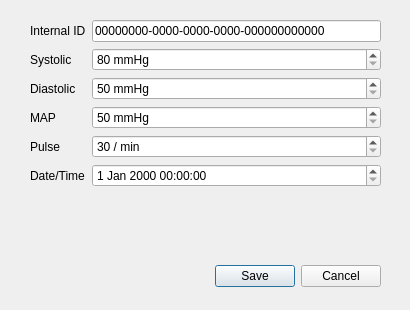
The window that ui/MeasurementModal.ui (MixusMinimax/cxx-qt-widgets-example) describes before a commit, drawn with Qt 5.
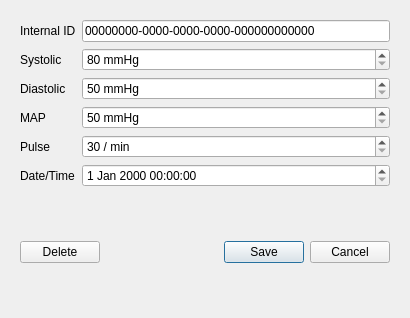
The same window after the commit. Icons and pictures are not drawn.

Commit message: Implement delete

Patch:
```diff
--- a/ui/MeasurementModal.ui
+++ b/ui/MeasurementModal.ui
@@ -7,9 +7,15 @@
     <x>0</x>
     <y>0</y>
     <width>410</width>
-    <height>310</height>
+    <height>318</height>
    </rect>
   </property>
+  <property name="sizePolicy">
+   <sizepolicy hsizetype="Preferred" vsizetype="Preferred">
+    <horstretch>0</horstretch>
+    <verstretch>0</verstretch>
+   </sizepolicy>
+  </property>
   <property name="windowTitle">
    <string>MeasurementModal</string>
   </property>
@@ -19,29 +25,36 @@
     border-color: darkgray;
 }</string>
   </property>
-  <widget class="QDialogButtonBox" name="buttonBox">
-   <property name="geometry">
-    <rect>
-     <x>30</x>
-     <y>260</y>
-     <width>351</width>
-     <height>32</height>
-    </rect>
+  <layout class="QVBoxLayout" name="verticalLayout">
+   <property name="spacing">
+    <number>20</number>
    </property>
-   <property name="standardButtons">
-    <set>QDialogButtonBox::StandardButton::Cancel|QDialogButtonBox::StandardButton::Save</set>
+   <property name="leftMargin">
+    <number>20</number>
    </property>
-  </widget>
-  <widget class="QWidget" name="formLayoutWidget">
-   <property name="geometry">
-    <rect>
-     <x>30</x>
-     <y>20</y>
-     <width>351</width>
-     <height>224</height>
-    </rect>
+   <property name="topMargin">
+    <number>20</number>
    </property>
+   <property name="rightMargin">
+    <number>20</number>
+   </property>
+   <property name="bottomMargin">
+    <number>20</number>
+   </property>
+   <item>
    <layout class="QFormLayout" name="formLayout">
+     <property name="horizontalSpacing">
+      <number>6</number>
+     </property>
+     <property name="verticalSpacing">
+      <number>6</number>
+     </property>
+     <property name="leftMargin">
+      <number>0</number>
+     </property>
+     <property name="rightMargin">
+      <number>0</number>
+     </property>
     <item row="1" column="0">
      <widget class="QLabel" name="systolicLabel">
       <property name="text">
@@ -202,7 +215,46 @@
      </widget>
     </item>
    </layout>
-  </widget>
+   </item>
+   <item>
+    <widget class="QWidget" name="bottomBar" native="true">
+     <layout class="QHBoxLayout" name="horizontalLayout">
+      <property name="spacing">
+       <number>0</number>
+      </property>
+      <property name="leftMargin">
+       <number>0</number>
+      </property>
+      <property name="topMargin">
+       <number>0</number>
+      </property>
+      <property name="rightMargin">
+       <number>0</number>
+      </property>
+      <property name="bottomMargin">
+       <number>0</number>
+      </property>
+      <item>
+       <widget class="QPushButton" name="deleteButton">
+        <property name="text">
+         <string>Delete</string>
+        </property>
+        <property name="icon">
+         <iconset theme="QIcon::ThemeIcon::EditDelete"/>
+        </property>
+       </widget>
+      </item>
+      <item>
+       <widget class="QDialogButtonBox" name="buttonBox">
+        <property name="standardButtons">
+         <set>QDialogButtonBox::StandardButton::Cancel|QDialogButtonBox::StandardButton::Save</set>
+        </property>
+       </widget>
+      </item>
+     </layout>
+    </widget>
+   </item>
+  </layout>
  </widget>
  <tabstops>
   <tabstop>internalIDEdit</tabstop>
```
Lines whose indentation alone changed are shown as unchanged. The commit also changes 3 other files.
